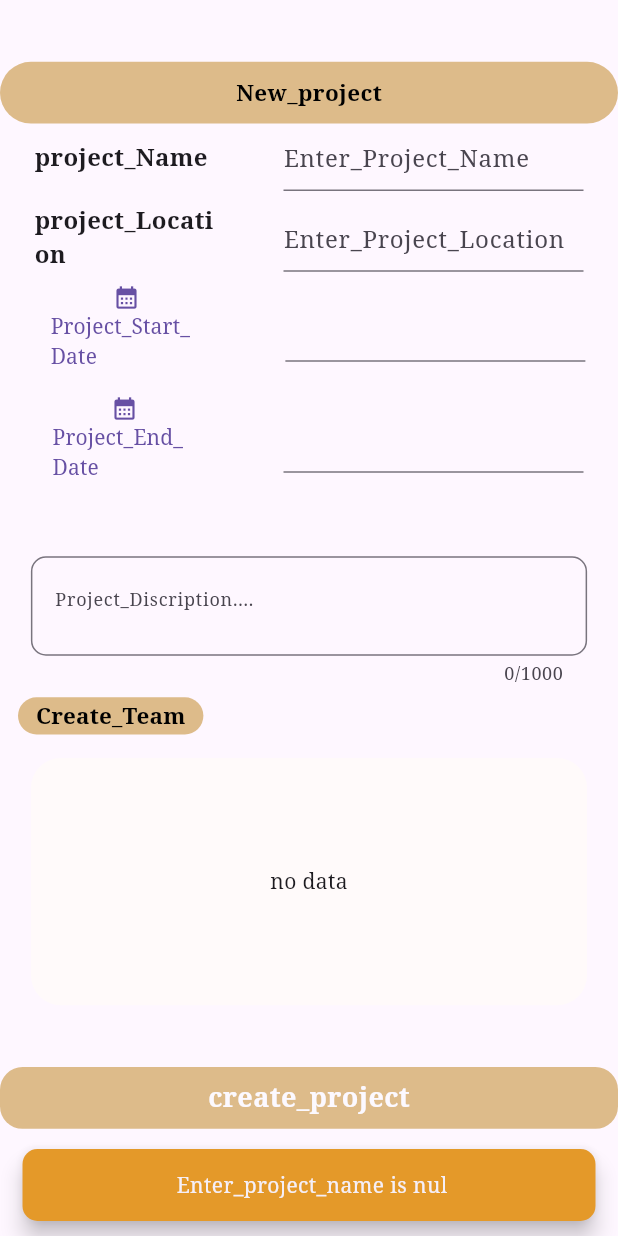
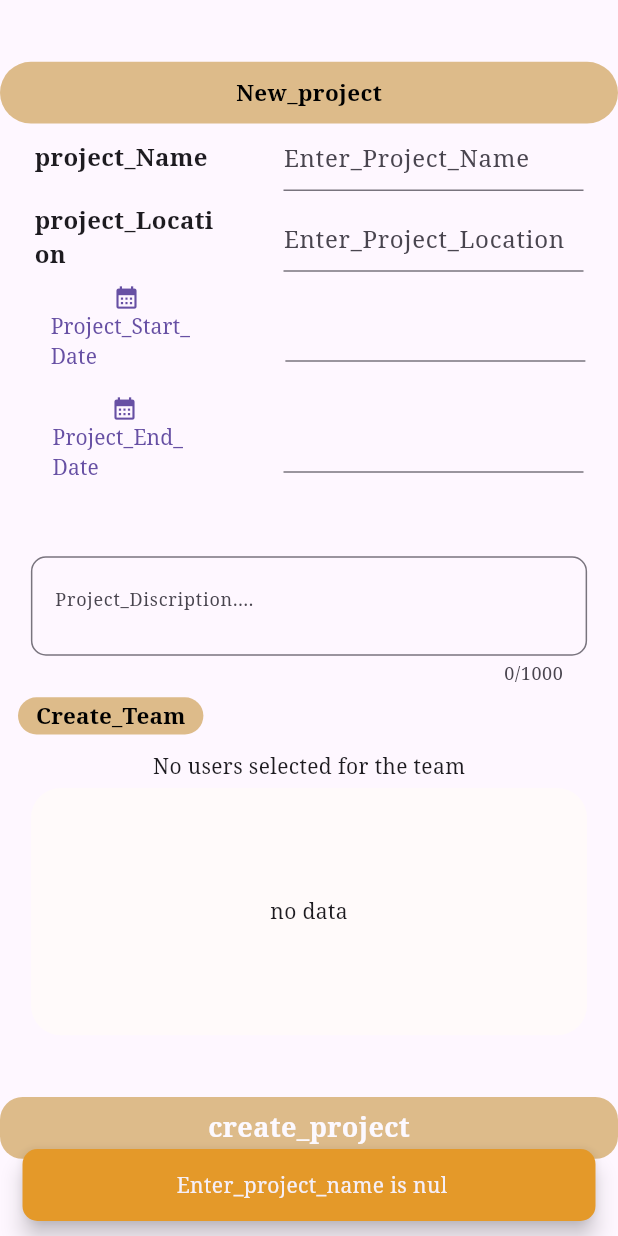
Before and after one commit to navendra3010/serveyistNew, a Flutter app: the Newproject screen opened directly, after a tap on "create_project", on a phone screen of 412 x 824 dp. Run offline on Flutter 3.47's test engine with Material 3 defaults, Android fonts, the phone set to English and light mode, and no system bars; our stand-ins replace cloud_firestore, connectivity_plus, device_info_plus, file_picker, firebase_auth, firebase_core and 5 more; missing offline and left inert: excel; accounts and stored records are empty.

Commit message:
17-3-2025

```diff
--- a/lib/adminProvider/adminProjectProvider.dart
+++ b/lib/adminProvider/adminProjectProvider.dart
@@ -72,8 +72,9 @@ class Projectprovider extends ChangeNotifier {
       ShowTaostMessage.toastMessage(context, "Enter_Project_Descriptions");
     } else {
       try {
-        loadUser = true;
+         loadUser = true;
         notifyListeners();
+
         // print(obj.toJson());
         //here  with the help of model classs new project will be created.........................
         fireser.createProject(obj.toJson());
@@ -81,8 +82,14 @@ class Projectprovider extends ChangeNotifier {
           context,
           MaterialPageRoute(builder: (context) => ProjectOverView()),
         );
+
       } catch (e) {
         print("${e}");
+      }
+      finally
+      {
+        loadUser=false;
+        notifyListeners();
       }
     }
   }
@@ -112,7 +119,7 @@ class Projectprovider extends ChangeNotifier {
     if (selectUserIdForTeam.any((user) => user["userId"] == userId)) {
       selectUserIdForTeam.removeWhere((user) => user["userId"] == userId);
 
-      notifyListeners();
+      // notifyListeners();
     } else {
       selectUserIdForTeam.add(userData);
 
--- a/lib/admin_uI/newPrjectUI.dart
+++ b/lib/admin_uI/newPrjectUI.dart
@@ -207,18 +207,18 @@ class _MyNewProjectUI extends State<Newproject> {
                     )),
                   ),
                 ),
-                // SizedBox(
-                //   height: MediaQuery.of(context).size.height * 0.5 / 100,
-                // ),
 
-                newProject.selectUserIdForTeam.isEmpty
-                    ? SizedBox()
-                    : StreamBuilder<List<Map<String, dynamic>>>(
-                        stream:
-                            newProject.userStream, // Replace with actual stream
+                //this cunsumer show the team member which is selected for project.
+                Consumer<Projectprovider>(
+                    builder: (context, newProject, child) {
+                  if (newProject.selectUserIdForTeam.isEmpty) {
+                    return Center(
+                        child: Text("No users selected for the team"));
+                  }
+                  return StreamBuilder<List<Map<String, dynamic>>>(
+                    stream: newProject.userStream, // Replace with actual stream
                     builder: (context, snapshot) {
-                          if (snapshot.connectionState ==
-                              ConnectionState.waiting) {
+                      if (snapshot.connectionState == ConnectionState.waiting) {
                         return CircularProgressIndicator(); // Loading indicator
                       }
 
@@ -243,8 +243,7 @@ class _MyNewProjectUI extends State<Newproject> {
                                       2.0), // Optional margin for spacing
                               decoration: BoxDecoration(
                                 borderRadius: BorderRadius.circular(10),
-                                    color: const Color.fromARGB(
-                                        255, 221, 187, 138),
+                                color: const Color.fromARGB(255, 221, 187, 138),
                               ),
                               child: Column(
                                 mainAxisAlignment: MainAxisAlignment
@@ -258,11 +257,13 @@ class _MyNewProjectUI extends State<Newproject> {
                         ),
                       );
                     },
-                      ),
+                  );
+                }),
 
                 SizedBox(
                   height: MediaQuery.of(context).size.height * 0.5 / 100,
                 ),
+                // this function will select teea, for selected user or team...................
                 Consumer<Projectprovider>(
                     builder: (context, newProject, child) {
                   return Center(
@@ -297,8 +298,8 @@ class _MyNewProjectUI extends State<Newproject> {
                                   String userName = us["full_name"];
                                   String emplpoyeId = us["employeId"];
                                   return CheckboxListTile(
-                                    title: Text(us["full_name"]),
-                                    subtitle: Text(us["employeId"]),
+                                    title: Text(userName),
+                                    subtitle: Text(emplpoyeId),
                                     value: newProject.selectUserIdForTeam
                                         .any((us) => us["userId"] == userId),
                                     onChanged: (bool? selected) {
@@ -319,7 +320,7 @@ class _MyNewProjectUI extends State<Newproject> {
 
                 Consumer<Projectprovider>(
                     builder: (context, newProject, child) {
-                  return newProject.loadUser == true
+                  return newProject.loadUser
                       ? CircularProgressIndicator()
                       : Container(
                           child: MyButton(
--- a/lib/admin_uI/projectDetails.dart
+++ b/lib/admin_uI/projectDetails.dart
@@ -31,7 +31,7 @@ class _MyProjectDetailsUi extends State<ProjectDetailui> {
 
   @override
   Widget build(BuildContext context) {
-    final pdprovider = Provider.of<Projectprovider>(context,listen: false).selectedProject;
+    final pdprovider = Provider.of<Projectprovider>(context,listen: true).selectedProject;
     final thisPageProvider = Provider.of<Projectprovider>(context,listen: false);
 
     if (pdprovider == null) {
@@ -65,7 +65,7 @@ class _MyProjectDetailsUi extends State<ProjectDetailui> {
                             "${pdprovider.projectName}",
                             style: TextStyle(
                                 fontSize: 30, fontWeight: FontWeight.w600),
-                          ),
+                          )
                         ),
                       ),
                       SizedBox(
--- a/lib/admin_uI/projectOverViewUI.dart
+++ b/lib/admin_uI/projectOverViewUI.dart
@@ -14,7 +14,7 @@ import 'package:surveyist/utils/appConstant.dart';
 import 'package:surveyist/utils/appFooter.dart';
 
 class ProjectOverView extends StatefulWidget {
-  ProjectOverView({super.key});
+ const ProjectOverView({super.key});
 
   @override
   State<ProjectOverView> createState() => _CreateProjectPageState();
--- a/lib/main.dart
+++ b/lib/main.dart
@@ -1,4 +1,3 @@
-
 import 'package:flutter/material.dart';
 import 'package:provider/provider.dart';
 import 'package:surveyist/UI_for_all/splashUI.dart';
@@ -13,7 +12,6 @@ import 'package:surveyist/userProviders/loginProvider.dart';
 import 'package:surveyist/userProviders/userProjectProvider.dart';
 import 'package:surveyist/utils/appFont.dart';
 import 'package:firebase_core/firebase_core.dart';
-
 import 'firebase_options.dart';
 
 void main() async {
@@ -32,7 +30,7 @@ void main() async {
       ChangeNotifierProvider(create: (context) => Projectprovider()),
       ChangeNotifierProvider(create: (context) => UserProjectProviderClass()),
     ],
-    child: MyApp(),
+    child: const MyApp(),
   ));
 }
 
```
Lines whose indentation alone changed are shown as unchanged.
